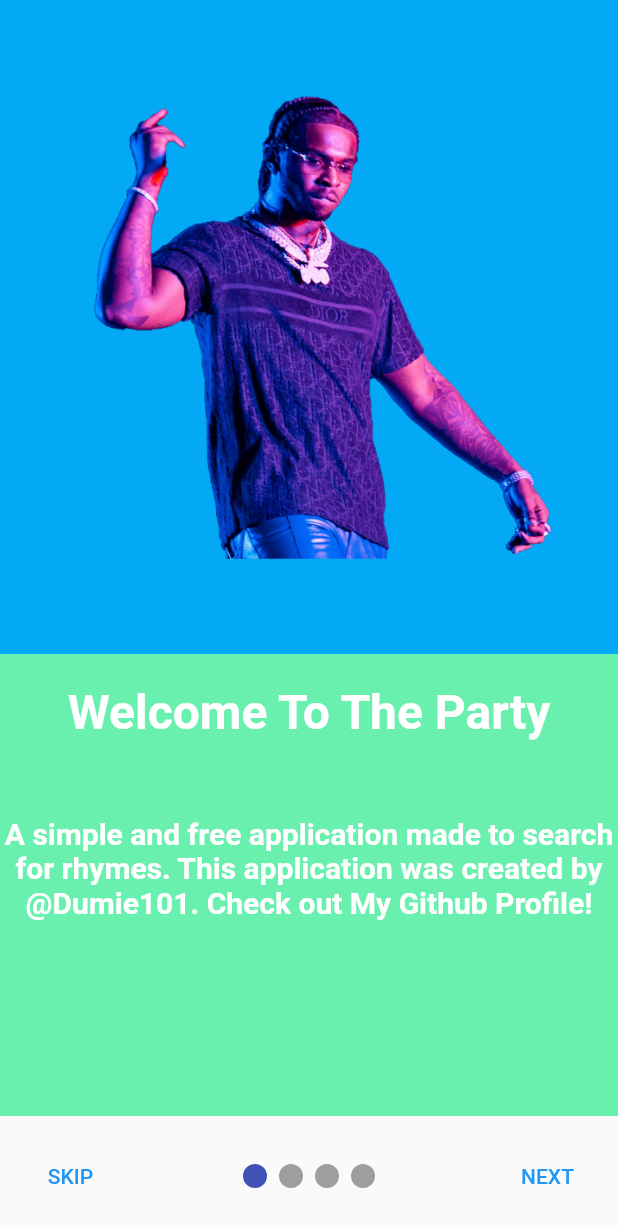
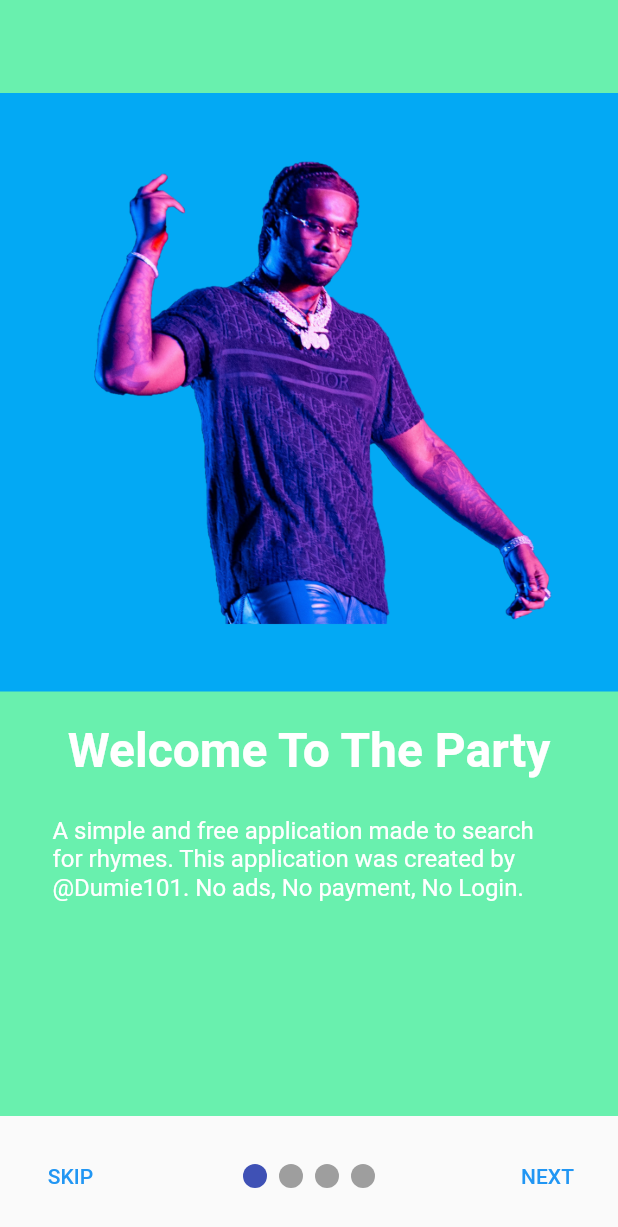
Before and after one commit to Dumie101/RapWordsApp, a Flutter app: the screen it shows after launch, on a phone screen of 412 x 824 dp. Shown: the top 1227 px of the screen. Run offline on Flutter 3.47's test engine with Material 2 defaults, Android fonts, the phone set to English and light mode, and no system bars; drawn by our look-alikes of smooth_page_indicator; our stand-ins replace animated_text_kit, flutter_slidable, shared_preferences.

Commit message:
finishing touches

```diff
--- a/lib/appfiles/onboarding.dart
+++ b/lib/appfiles/onboarding.dart
@@ -92,28 +92,28 @@ class OnBoardingBody extends State<OnBoardingPageBody> {
                   urlImage: 'assets/images/Untitled.png',
                   title: "Welcome To The Party",
                   subtitle:
-                      "A simple and free application made to search for rhymes. This application was created by @Dumie101. Check out My Github Profile!"),
+                      "A simple and free application made to search for rhymes. This application was created by @Dumie101. No ads, No payment, No Login."),
               buildPage(
                   color1: Colors.lightBlue,
                   color2: Colors.greenAccent,
                   urlImage: 'assets/images/SearchPhoto.png',
                   title: "Search",
                   subtitle:
-                      "Use search functionality to look for rhymes and slant rhymes. Click on the word to continue searching. The rhymes and slant rhymes come from the Datamuse API"),
+                      "Use search functionality to look for rhymes and slant rhymes. Click on the word to continue searching. The rhymes and slant rhymes come from the Datamuse API."),
               buildPage(
                   color1: Colors.lightBlue,
                   color2: Colors.greenAccent,
                   urlImage: 'assets/images/fav.png',
                   title: "Favourite",
                   subtitle:
-                      "Use favourite feature to save words. Use the star icon to save words. Click on the star icon to view your saved words"),
+                      "Use the favourite feature to save words. Use the star icon to save words. Click on the star icon to view your saved words."),
               buildPage(
                   color1: Colors.lightBlue,
                   color2: Colors.greenAccent,
                   urlImage: 'assets/images/delete.png',
                   title: "Delete",
                   subtitle:
-                      "In the favourite page swipe right to delete a saved word"),
+                      "In the favourite page swipe right to delete a saved word. Favourite the word again from the main page to get the word back."),
             ],
           ),
         ),
@@ -174,6 +174,7 @@ Widget buildPage({
       child: Column(
         mainAxisAlignment: MainAxisAlignment.center,
         children: [
+          const SizedBox(height: 62),
           Expanded(
             child: Container(
               color: color1,
@@ -190,14 +191,14 @@ Widget buildPage({
             style: const TextStyle(
                 color: Colors.white, fontSize: 32, fontWeight: FontWeight.bold),
           ),
-          const SizedBox(height: 50),
+          const SizedBox(height: 25),
           Container(
+            padding: EdgeInsets.symmetric(vertical: 0, horizontal: 35),
             height: 200,
             color: color2,
             child: Text(
               subtitle,
-              textAlign: TextAlign.center,
-              style: const TextStyle(color: Colors.white, fontSize:20, fontWeight: FontWeight.bold),
+              style: const TextStyle(color: Colors.white, fontSize: 16),
             ),
           )
         ],
```
Also changed, not shown: pubspec.yaml (+10 -0 lines), assets/images/1804649.png (added), assets/images/77f1a2a7f6c55db52c0ccf7181d7aeb2.png (added), pubspec.lock, 21 other files.
